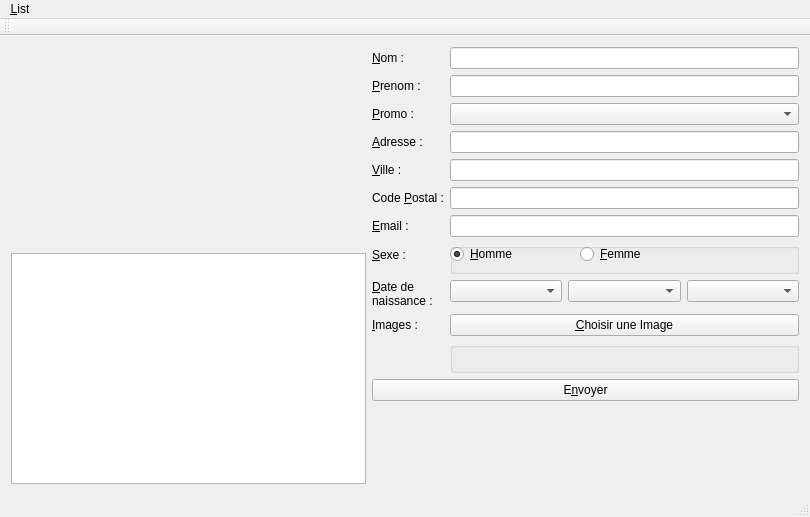
First picture: the form in Qt/coac.ui, repository Swoking/COAC2016, before the edit.
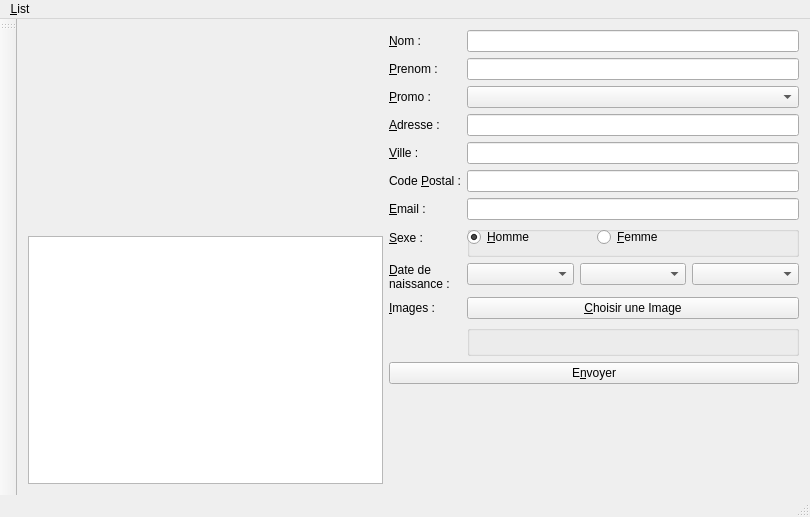
Second picture: the form after the edit. Custom widgets are drawn as their Qt base class.

```diff
--- a/Qt/coac.ui
+++ b/Qt/coac.ui
@@ -382,10 +382,19 @@
   </widget>
   <widget class="QToolBar" name="mainToolBar">
    <property name="enabled">
-    <bool>false</bool>
+    <bool>true</bool>
+   </property>
+   <property name="layoutDirection">
+    <enum>Qt::LeftToRight</enum>
+   </property>
+   <property name="movable">
+    <bool>true</bool>
+   </property>
+   <property name="allowedAreas">
+    <set>Qt::TopToolBarArea</set>
    </property>
    <attribute name="toolBarArea">
-    <enum>TopToolBarArea</enum>
+    <enum>LeftToolBarArea</enum>
    </attribute>
    <attribute name="toolBarBreak">
     <bool>false</bool>
```
